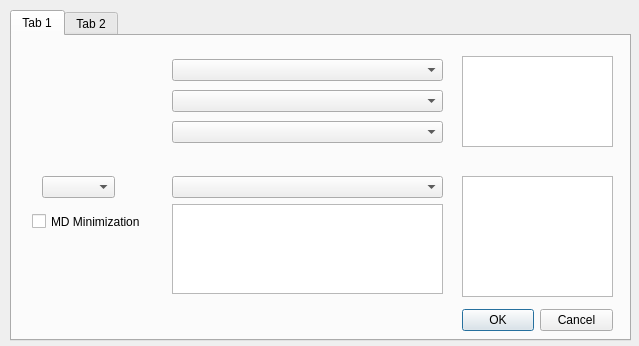
This is pymol_docking_plugin/GUI.ui in HiteSit/PyMol_Fitter as Qt 5 draws it before an edit. The edited form follows.
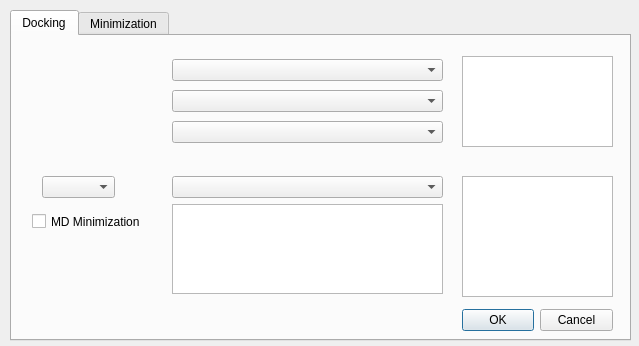
This is the edited form. The open tabs and pages were chosen to show the change.

Commit message: Remove obsolete OLD.ui file and update GUI elements: Changed default index of mode chooser to 0, renamed tabs to 'Docking' and 'Minimization', and improved MD minimization dialog with validation for output names and enhanced logging for user feedback.

The edit to the form file:
```diff
--- a/pymol_docking_plugin/GUI.ui
+++ b/pymol_docking_plugin/GUI.ui
@@ -27,7 +27,7 @@
    </property>
    <widget class="QWidget" name="tab">
     <attribute name="title">
-     <string>Tab 1</string>
+     <string>Docking</string>
     </attribute>
     <widget class="QComboBox" name="mode_chooser_2">
      <property name="geometry">
@@ -127,7 +127,7 @@
    </widget>
    <widget class="QWidget" name="tab_2">
     <attribute name="title">
-     <string>Tab 2</string>
+     <string>Minimization</string>
     </attribute>
     <widget class="QWidget" name="verticalLayoutWidget_3">
      <property name="geometry">
```
Left out of the diff: 2 changed lines with no effect on the pictures. The commit also changes 3 other files.
